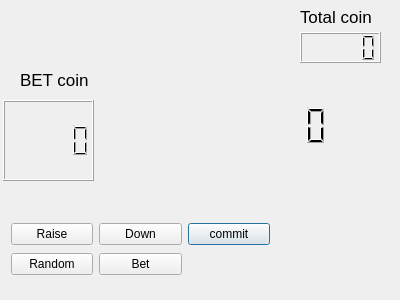
Leejeunghun/sw_project, file Final_2/sw_project/dialog.ui: the form before one commit.
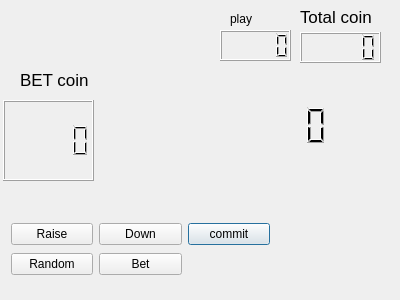
The form after the commit. Icons and pictures are not drawn.

Diff of the .ui file:
```diff
--- a/Final_2/sw_project/dialog.ui
+++ b/Final_2/sw_project/dialog.ui
@@ -158,7 +158,30 @@
     <string/>
    </property>
    <property name="pixmap">
-    <pixmap resource="../../sw_project/IMG/myimg.qrc">:/new/prefix1/player.PNG</pixmap>
+    <pixmap resource="../../IMG/myimg.qrc">:/new/prefix1/player.PNG</pixmap>
+   </property>
+  </widget>
+  <widget class="QLCDNumber" name="lcdNumber_gamecount">
+   <property name="geometry">
+    <rect>
+     <x>220</x>
+     <y>30</y>
+     <width>71</width>
+     <height>31</height>
+    </rect>
+   </property>
+  </widget>
+  <widget class="QLabel" name="label_5">
+   <property name="geometry">
+    <rect>
+     <x>230</x>
+     <y>10</y>
+     <width>67</width>
+     <height>17</height>
+    </rect>
+   </property>
+   <property name="text">
+    <string>play</string>
    </property>
   </widget>
   <zorder>label_4</zorder>
```
Left out of the diff: 6 changed lines with no effect on the pictures.
